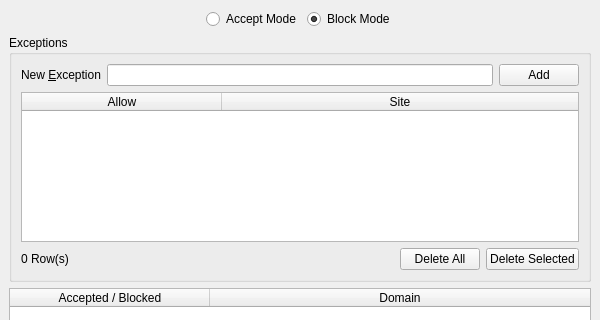
The window that 2.x/UI/dooble_accepted_or_blocked_domains.ui (textbrowser/dooble) describes before a commit, drawn with Qt 5; both pictures show x 0 to 600 and y 0 to 320 of the 600 by 729 pixel window.
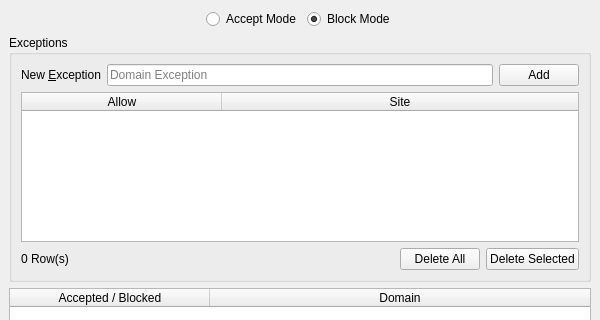
The same window after the commit. Icons and pictures are not drawn. Custom widgets are drawn as their Qt base class.

```diff
--- a/2.x/UI/dooble_accepted_or_blocked_domains.ui
+++ b/2.x/UI/dooble_accepted_or_blocked_domains.ui
@@ -95,6 +95,9 @@
            <property name="toolTip">
             <string>&lt;html&gt;&lt;head/&gt;&lt;body&gt;&lt;p&gt;Please specify a complete URL or a host. Input is partially validated.&lt;/p&gt;&lt;/body&gt;&lt;/html&gt;</string>
            </property>
+           <property name="placeholderText">
+            <string>Domain Exception</string>
+           </property>
            <property name="clearButtonEnabled">
             <bool>true</bool>
            </property>
```
